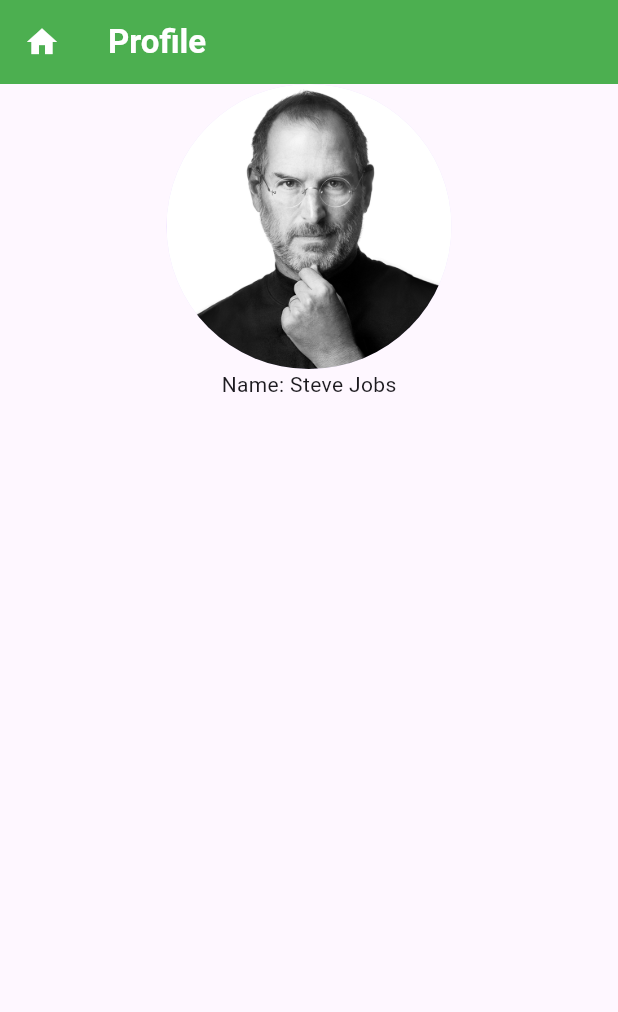
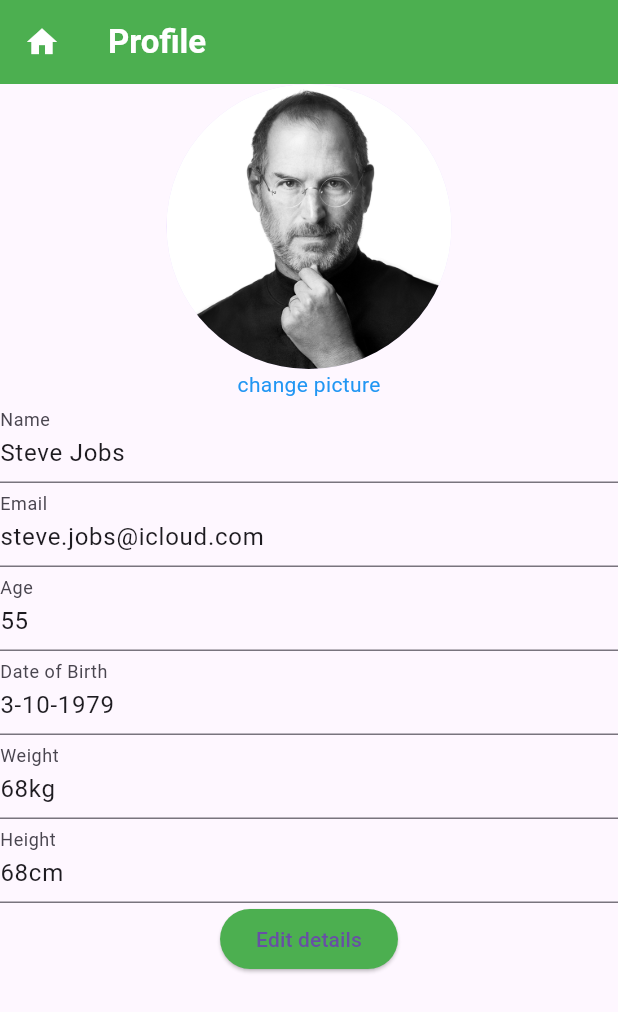
Before and after one commit to Amoako419/Flutter_Semester_Project, a Flutter app: the screen it shows after launch, item 3 of the bottom bar chosen, on a phone screen of 412 x 824 dp. Shown: the top 1012 px of the screen. Run offline on Flutter 3.47's test engine with Material 3 defaults, Android fonts, the phone set to English and light mode, and no system bars.

Commit message:
Profile Page Done

```diff
--- a/health_monitor/lib/pages/home_page.dart
+++ b/health_monitor/lib/pages/home_page.dart
@@ -346,26 +346,85 @@ class Profile extends StatelessWidget{
 body: Column(children: [
     _avatar(),
     _ProfileInfo(),
+    _edit(),
 ]),
     );
   }
 
   // ignore: non_constant_identifier_names
   Widget _ProfileInfo(){
-return const Column(
-  children: [
-    Text("Name: Steve Jobs")
-  ],
+return Form(
+  child: Column(
+    children: [
+      TextFormField(
+        readOnly: true,
+        initialValue: 'Steve Jobs',
+        decoration: const InputDecoration(
+          labelText: 'Name',
+        ),
+      ),
+
+      TextFormField(
+         readOnly: true,
+        initialValue: 'steve.jobs@icloud.com',
+        decoration: const InputDecoration(
+          labelText: 'Email',
+        ),
+      ),
+
+      TextFormField(
+         readOnly: true,
+        initialValue: '55' ,
+        decoration: const InputDecoration(
+          labelText: 'Age',
+        ),
+      ),
+
+       TextFormField(
+          readOnly: true,
+        initialValue: '3-10-1979',
+        decoration: const InputDecoration(
+          labelText: 'Date of Birth',
+        ),
+      ),
+
+       TextFormField(
+          readOnly: true,
+        initialValue: '68kg',
+        decoration: const InputDecoration(
+          labelText: 'Weight',
+        ),
+      ),
+       TextFormField(
+          readOnly: true,
+        initialValue: '68cm',
+        decoration: const InputDecoration(
+          labelText: 'Height',
+        ),
+      ),
+    ],
+  ),
 );
 }
 
 Widget _avatar(){
-  return const Center(
+  return const Column(
+    children:[ Center(
     child: CircleAvatar(
       radius: 95.0,
       backgroundImage:
       AssetImage('assets/images/jobs.JPG'),
       ),
+  ),Text("change picture", style: TextStyle(color: Colors.blue,))
+  ]
+  );
+}
+
+Widget _edit(){
+  return ElevatedButton(onPressed: (){},
+  style: ButtonStyle(
+    backgroundColor: MaterialStateProperty.all(Colors.green)
+  ),child: const Text("Edit details")
   );
 }
 }
```
